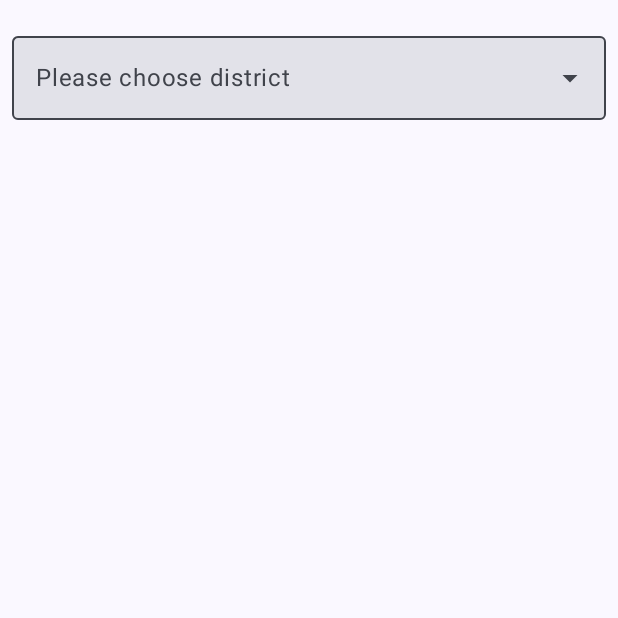
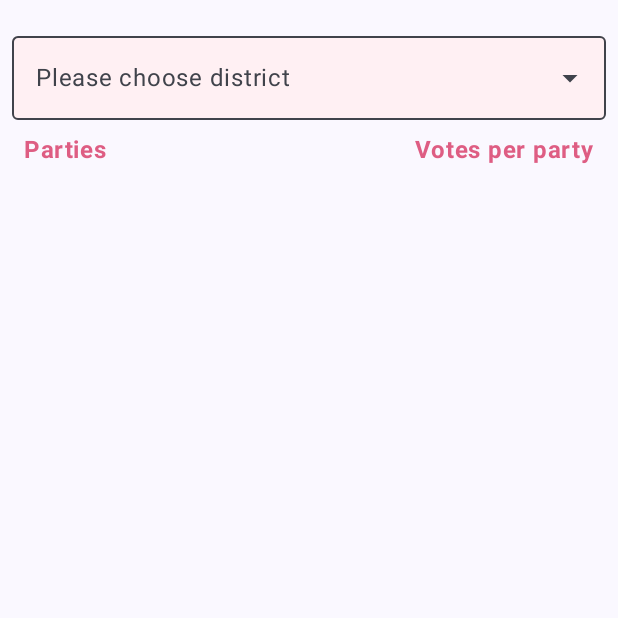
Before and after one commit to victoriakolsing/Alpakkaland, an Android app built with Jetpack Compose: the screen it shows after launch (MainActivity), on a phone screen of 412 x 824 dp, the top half of it. Run offline under Robolectric (Android 15) with nearby library versions, the phone set to English and light mode, and no system bars; pictures from the network do not load.

```diff
--- a/app/src/main/java/no/uio/ifi/in2000/victoryk/oblig2/ui/home/VoteList.kt
+++ b/app/src/main/java/no/uio/ifi/in2000/victoryk/oblig2/ui/home/VoteList.kt
@@ -3,13 +3,16 @@ package no.uio.ifi.in2000.victoryk.oblig2.ui.home
 import androidx.compose.foundation.layout.Column
 import androidx.compose.foundation.layout.Row
 import androidx.compose.foundation.layout.Spacer
+import androidx.compose.foundation.layout.fillMaxWidth
 import androidx.compose.foundation.layout.padding
 import androidx.compose.material3.Text
 import androidx.compose.runtime.Composable
 import androidx.compose.runtime.collectAsState
 import androidx.compose.runtime.getValue
 import androidx.compose.ui.Modifier
+import androidx.compose.ui.text.font.FontWeight
 import androidx.compose.ui.unit.dp
+import no.uio.ifi.in2000.victoryk.oblig2.Blush
 
 @Composable
 fun VoteList(
@@ -29,8 +32,22 @@ fun VoteList(
         else -> viewModel.districtOneUiState.collectAsState() // Default or handle error
     }.value
 
-    Column {
+    Column( modifier = Modifier
+            .fillMaxWidth()
+            .padding(8.dp)
+    ) {
         Row {
+            Text(
+                text = "Parties",
+                fontWeight = FontWeight.Bold,
+                color = Blush
+            )
+            Spacer(modifier = Modifier.weight(1f))
+            Text(
+                text = "Votes per party",
+                fontWeight = FontWeight.Bold,
+                color = Blush
+            )
             if (district == "District 1") {
                 val parties = partyUiState.parties
                 var counter = 0
@@ -49,7 +66,7 @@ fun VoteList(
             if (district == "District 2") {
                 val parties = partyUiState.parties
                 var counter = 0
-                votesUiState.districtOneVotes.let { listVotes ->
+                votesUiStateOne.districtOneVotes.let { listVotes ->
                     listVotes.forEach { districtVotes ->
                         Row(modifier = Modifier.padding(8.dp)) {
                             Text(text = parties[counter].name)
```
Also changed, not shown: app/src/main/java/no/uio/ifi/in2000/victoryk/oblig2/ui/home/HomeScreen.kt (+20 -14 lines).
